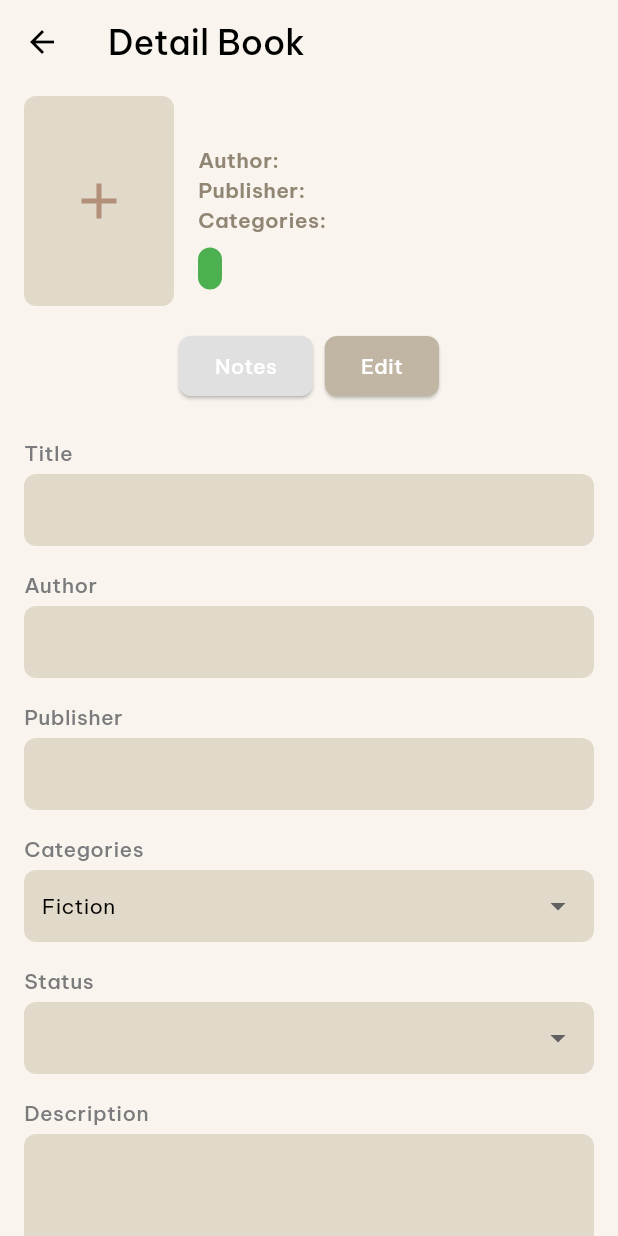
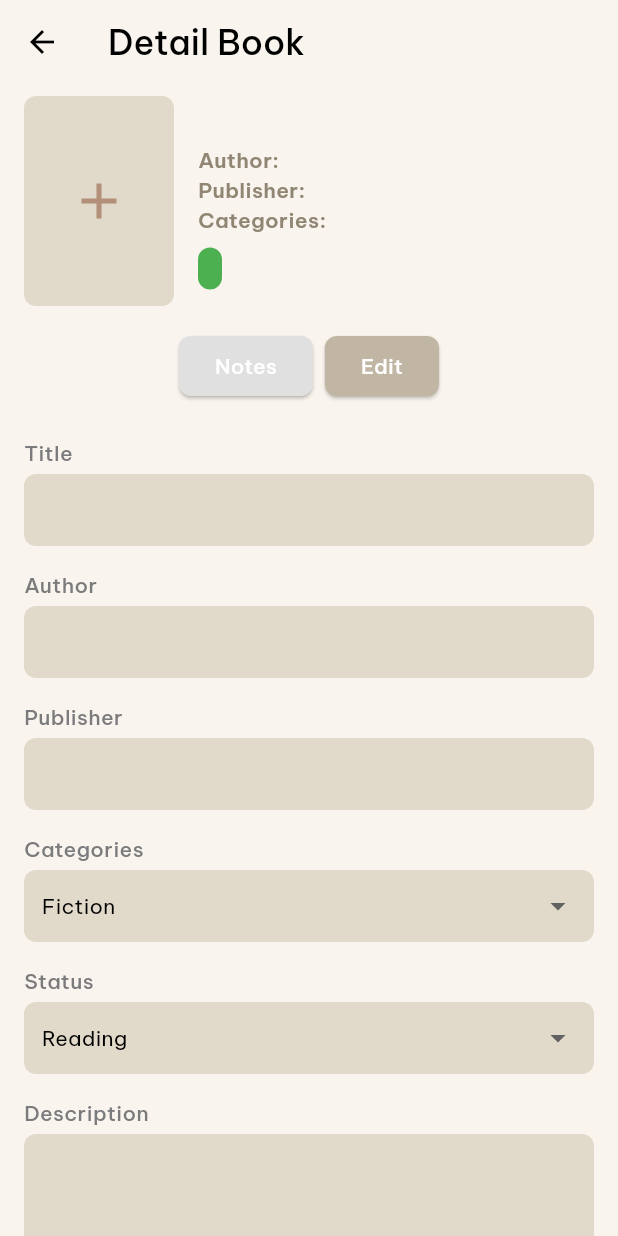
Before and after one commit to AnnisaFadila069/FP-TeknologiBerkembang, a Flutter app: the BookDetailPage screen opened directly with empty values, after a tap on "Edit", on a phone screen of 412 x 824 dp. Run offline on Flutter 3.47's test engine with Material 3 defaults, Android fonts, the phone set to English and light mode, and no system bars; our stand-ins replace cloud_firestore, firebase_auth, firebase_core, google_fonts; accounts and stored records are empty.

Commit message:
hasil screen detail_edit (-)gambar

```diff
--- a/lib/detail_edit.dart
+++ b/lib/detail_edit.dart
@@ -658,7 +658,7 @@ class _BookDetailPageState extends State<BookDetailPage> {
           'Poetry',
           'Children’s Books',
           'Graphic Novels & Comics',
-          ].contains(tempCategory) // Periksa apakah nilai ada dalam daftar
+        ].contains(tempCategory)
           ? tempCategory
           : 'Fiction', // Fallback jika nilai tidak valid
         onChanged: (value) {
@@ -670,7 +670,9 @@ class _BookDetailPageState extends State<BookDetailPage> {
       CustomDropdown(
         label: 'Status',
         items: ['Haven’t Read', 'Reading', 'Finished'],
-          value: tempStatus,
+        value: ['Haven’t Read', 'Reading', 'Finished'].contains(tempStatus)
+          ? tempStatus
+          : 'Reading', // Fallback jika nilai tidak valid
         onChanged: (value) {
           setState(() {
             tempStatus = value!;
@@ -723,8 +725,7 @@ class _BookDetailPageState extends State<BookDetailPage> {
                 shape: RoundedRectangleBorder(
                   borderRadius: BorderRadius.circular(8),
                 ),
-                  padding:
-                      const EdgeInsets.symmetric(horizontal: 32, vertical: 12),
+                padding: const EdgeInsets.symmetric(horizontal: 32, vertical: 12),
               ),
               child: const Text(
                 'DELETE',
@@ -737,15 +738,13 @@ class _BookDetailPageState extends State<BookDetailPage> {
             ),
             const SizedBox(width: 16), // Spasi antara tombol
             ElevatedButton(
-                onPressed:
-                    _confirmAndSaveBook, // Memanggil logika konfirmasi simpan
+              onPressed: _confirmAndSaveBook, // Memanggil logika konfirmasi simpan
               style: ElevatedButton.styleFrom(
                 backgroundColor: const Color(0xFFC1B6A3),
                 shape: RoundedRectangleBorder(
                   borderRadius: BorderRadius.circular(8),
                 ),
-                  padding:
-                      const EdgeInsets.symmetric(horizontal: 32, vertical: 12),
+                padding: const EdgeInsets.symmetric(horizontal: 32, vertical: 12),
               ),
               child: const Text(
                 'SAVE',
@@ -762,4 +761,5 @@ class _BookDetailPageState extends State<BookDetailPage> {
     ],
   );
 }
+
 }
```
Lines whose indentation alone changed are shown as unchanged.
